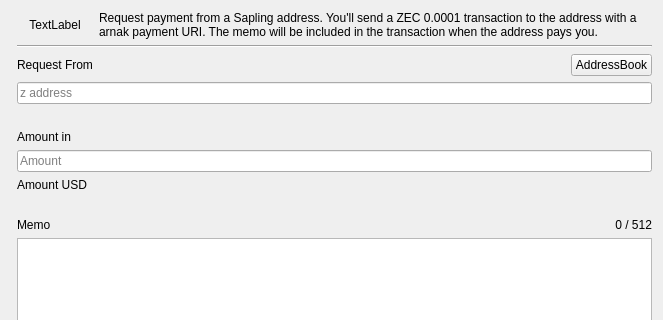
Above: src/requestdialog.ui from michailduzhanski/awallet before the change; both pictures show x 0 to 663 and y 0 to 320 of the 663 by 529 pixel window. Below: the same form after it.
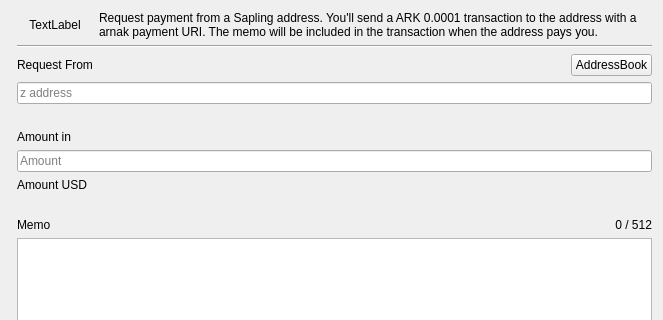
That is the form after the change. Custom widgets are drawn as their Qt base class.

What changed in the file:
```diff
--- a/src/requestdialog.ui
+++ b/src/requestdialog.ui
@@ -216,7 +216,7 @@
    <item row="0" column="2" colspan="2">
     <widget class="QLabel" name="lblHeader">
      <property name="text">
-      <string>Request payment from a Sapling address. You'll send a ZEC 0.0001 transaction to the address with a arnak payment URI. The memo will be included in the transaction when the address pays you.</string>
+      <string>Request payment from a Sapling address. You'll send a ARK 0.0001 transaction to the address with a arnak payment URI. The memo will be included in the transaction when the address pays you.</string>
      </property>
      <property name="wordWrap">
       <bool>true</bool>
```
